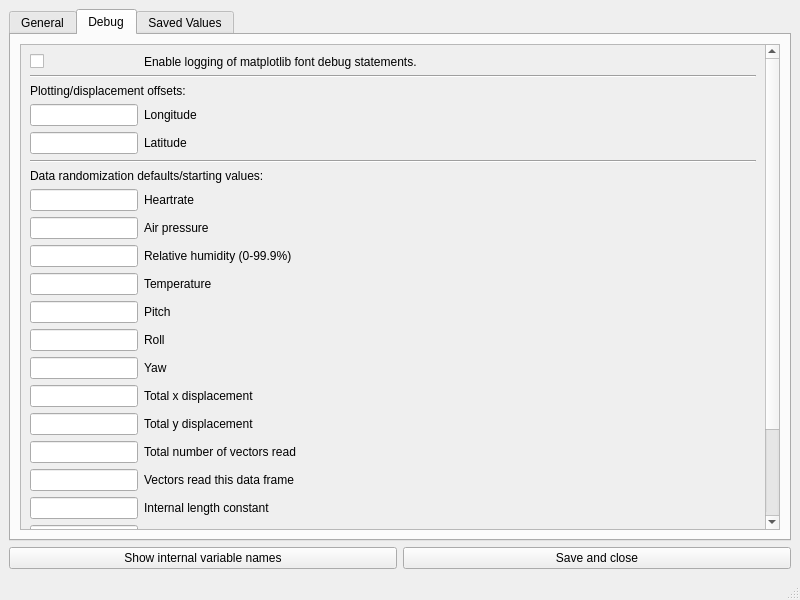
Above: src/main/resources/base/preferences.ui from aacttelemetry/aactui before the change. Below: the same form after it.
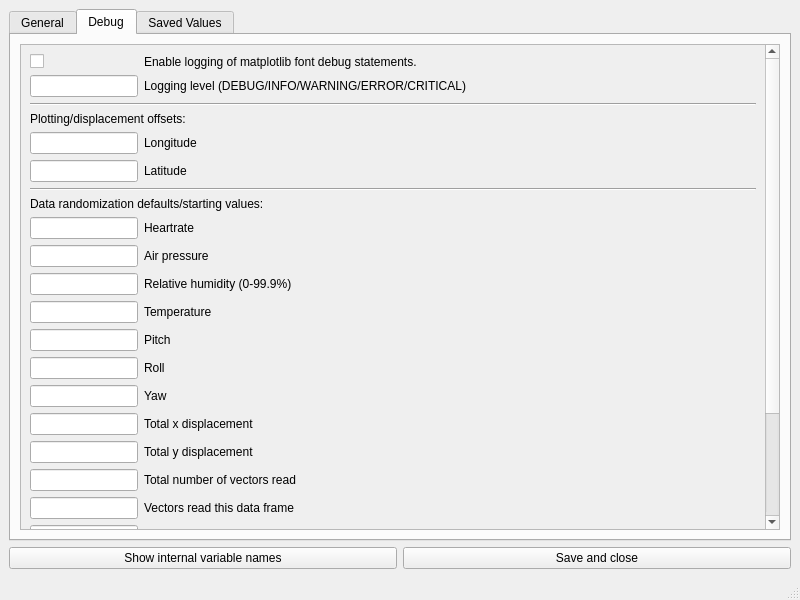
That is the form after the change. The open tabs and pages were chosen to show the change.

Commit message: add unused debug level field

The edit to the form file:
```diff
--- a/src/main/resources/base/preferences.ui
+++ b/src/main/resources/base/preferences.ui
@@ -18,7 +18,7 @@
     <item row="0" column="0" colspan="2">
      <widget class="QTabWidget" name="tabWidget">
       <property name="currentIndex">
-       <number>2</number>
+       <number>1</number>
       </property>
       <widget class="QWidget" name="tab">
        <attribute name="title">
@@ -95,7 +95,7 @@
              <x>0</x>
              <y>0</y>
              <width>727</width>
-             <height>626</height>
+             <height>655</height>
             </rect>
            </property>
            <layout class="QFormLayout" name="formLayout_2">
@@ -113,195 +113,195 @@
               </property>
              </widget>
             </item>
-            <item row="3" column="0">
+            <item row="4" column="0">
              <widget class="QLineEdit" name="offset_longitude_edit">
               <property name="toolTip">
                <string/>
               </property>
              </widget>
             </item>
-            <item row="5" column="0" colspan="2">
-             <widget class="Line" name="line">
-              <property name="orientation">
-               <enum>Qt::Horizontal</enum>
-              </property>
-             </widget>
-            </item>
             <item row="6" column="0" colspan="2">
+             <widget class="Line" name="line">
+              <property name="orientation">
+               <enum>Qt::Horizontal</enum>
+              </property>
+             </widget>
+            </item>
+            <item row="7" column="0" colspan="2">
              <widget class="QLabel" name="label_14">
               <property name="text">
                <string>Data randomization defaults/starting values:</string>
               </property>
              </widget>
             </item>
-            <item row="7" column="0">
+            <item row="8" column="0">
              <widget class="QLineEdit" name="debug_heartrate_edit"/>
             </item>
-            <item row="7" column="1">
+            <item row="8" column="1">
              <widget class="QLabel" name="debug_heartrate_label">
               <property name="text">
                <string>Heartrate</string>
               </property>
              </widget>
             </item>
-            <item row="8" column="0">
+            <item row="9" column="0">
              <widget class="QLineEdit" name="debug_pressure_edit"/>
             </item>
-            <item row="8" column="1">
+            <item row="9" column="1">
              <widget class="QLabel" name="debug_pressure_label">
               <property name="text">
                <string>Air pressure</string>
               </property>
              </widget>
             </item>
-            <item row="9" column="0">
+            <item row="10" column="0">
              <widget class="QLineEdit" name="debug_humidity_edit"/>
             </item>
-            <item row="9" column="1">
+            <item row="10" column="1">
              <widget class="QLabel" name="debug_humidity_label">
               <property name="text">
                <string>Relative humidity (0-99.9%)</string>
               </property>
              </widget>
             </item>
-            <item row="10" column="0">
+            <item row="11" column="0">
              <widget class="QLineEdit" name="debug_temperature_edit"/>
             </item>
-            <item row="10" column="1">
+            <item row="11" column="1">
              <widget class="QLabel" name="debug_temperature_label">
               <property name="text">
                <string>Temperature</string>
               </property>
              </widget>
             </item>
-            <item row="11" column="0">
+            <item row="12" column="0">
              <widget class="QLineEdit" name="debug_pitch_edit"/>
             </item>
-            <item row="11" column="1">
+            <item row="12" column="1">
              <widget class="QLabel" name="debug_pitch_label">
               <property name="text">
                <string>Pitch</string>
               </property>
              </widget>
             </item>
-            <item row="12" column="0">
+            <item row="13" column="0">
              <widget class="QLineEdit" name="debug_roll_edit"/>
             </item>
-            <item row="12" column="1">
+            <item row="13" column="1">
              <widget class="QLabel" name="debug_roll_label">
               <property name="text">
                <string>Roll</string>
               </property>
              </widget>
             </item>
-            <item row="13" column="0">
+            <item row="14" column="0">
              <widget class="QLineEdit" name="debug_yaw_edit"/>
             </item>
-            <item row="13" column="1">
+            <item row="14" column="1">
              <widget class="QLabel" name="debug_yaw_label">
               <property name="text">
                <string>Yaw</string>
               </property>
              </widget>
             </item>
-            <item row="14" column="0">
+            <item row="15" column="0">
              <widget class="QLineEdit" name="debug_toty_edit"/>
             </item>
-            <item row="14" column="1">
+            <item row="15" column="1">
              <widget class="QLabel" name="debug_totx_label">
               <property name="text">
                <string>Total x displacement</string>
               </property>
              </widget>
             </item>
-            <item row="15" column="0">
+            <item row="16" column="0">
              <widget class="QLineEdit" name="debug_totx_edit"/>
             </item>
-            <item row="15" column="1">
+            <item row="16" column="1">
              <widget class="QLabel" name="debug_toty_label">
               <property name="text">
                <string>Total y displacement</string>
               </property>
              </widget>
             </item>
-            <item row="16" column="0">
+            <item row="17" column="0">
              <widget class="QLineEdit" name="debug_totall_edit"/>
             </item>
-            <item row="16" column="1">
+            <item row="17" column="1">
              <widget class="QLabel" name="debug_totall_label">
               <property name="text">
                <string>Total number of vectors read</string>
               </property>
              </widget>
             </item>
-            <item row="17" column="0">
+            <item row="18" column="0">
              <widget class="QLineEdit" name="debug_vectors_edit"/>
             </item>
-            <item row="17" column="1">
+            <item row="18" column="1">
              <widget class="QLabel" name="debug_this_read_label">
               <property name="text">
                <string>Vectors read this data frame</string>
               </property>
              </widget>
             </item>
-            <item row="18" column="0">
+            <item row="19" column="0">
              <widget class="QLineEdit" name="debug_length_constant_edit"/>
             </item>
-            <item row="18" column="1">
+            <item row="19" column="1">
              <widget class="QLabel" name="debug_length_constant_label">
               <property name="text">
                <string>Internal length constant</string>
               </property>
              </widget>
             </item>
-            <item row="19" column="0">
+            <item row="20" column="0">
              <widget class="QLineEdit" name="debug_latitude_edit"/>
             </item>
-            <item row="19" column="1">
+            <item row="20" column="1">
              <widget class="QLabel" name="debug_latitude_label">
               <property name="text">
                <string>Latitude</string>
               </property>
              </widget>
             </item>
-            <item row="20" column="0">
+            <item row="21" column="0">
              <widget class="QLineEdit" name="debug_longitude_edit"/>
             </item>
-            <item row="20" column="1">
+            <item row="21" column="1">
              <widget class="QLabel" name="debug_longitude_label">
               <property name="text">
                <string>Longitude</string>
               </property>
              </widget>
             </item>
-            <item row="21" column="0">
+            <item row="22" column="0">
              <widget class="QLineEdit" name="debug_hdop_edit"/>
             </item>
-            <item row="21" column="1">
+            <item row="22" column="1">
              <widget class="QLabel" name="debug_hdop_label">
               <property name="text">
                <string>HDOP (horizontal dilution of precision, GPS)</string>
               </property>
              </widget>
             </item>
-            <item row="22" column="0">
+            <item row="23" column="0">
              <widget class="QLineEdit" name="debug_satellite_edit"/>
             </item>
-            <item row="22" column="1">
+            <item row="23" column="1">
              <widget class="QLabel" name="debug_satellite_label">
               <property name="text">
                <string>Satellite count (GPS)</string>
               </property>
              </widget>
             </item>
-            <item row="1" column="0" colspan="2">
-             <widget class="Line" name="line_2">
-              <property name="orientation">
-               <enum>Qt::Horizontal</enum>
-              </property>
-             </widget>
-            </item>
             <item row="2" column="0" colspan="2">
+             <widget class="Line" name="line_2">
+              <property name="orientation">
+               <enum>Qt::Horizontal</enum>
+              </property>
+             </widget>
+            </item>
+            <item row="3" column="0" colspan="2">
              <widget class="QLabel" name="label_30">
               <property name="toolTip">
                <string>For any positioning value read, offset the final value by this amount.</string>
@@ -311,23 +311,33 @@
               </property>
              </widget>
             </item>
-            <item row="3" column="1">
+            <item row="4" column="1">
              <widget class="QLabel" name="offset_longitude_label">
               <property name="text">
                <string>Longitude</string>
               </property>
              </widget>
             </item>
-            <item row="4" column="0">
+            <item row="5" column="0">
              <widget class="QLineEdit" name="offset_latitude_edit"/>
             </item>
-            <item row="4" column="1">
+            <item row="5" column="1">
              <widget class="QLabel" name="offset_latitude_label">
               <property name="text">
                <string>Latitude</string>
               </property>
              </widget>
             </item>
+            <item row="1" column="0">
+             <widget class="QLineEdit" name="debug_level_edit"/>
+            </item>
+            <item row="1" column="1">
+             <widget class="QLabel" name="debug_level_label">
+              <property name="text">
+               <string>Logging level (DEBUG/INFO/WARNING/ERROR/CRITICAL)</string>
+              </property>
+             </widget>
+            </item>
            </layout>
           </widget>
          </widget>
```
The commit also changes 3 other files.
